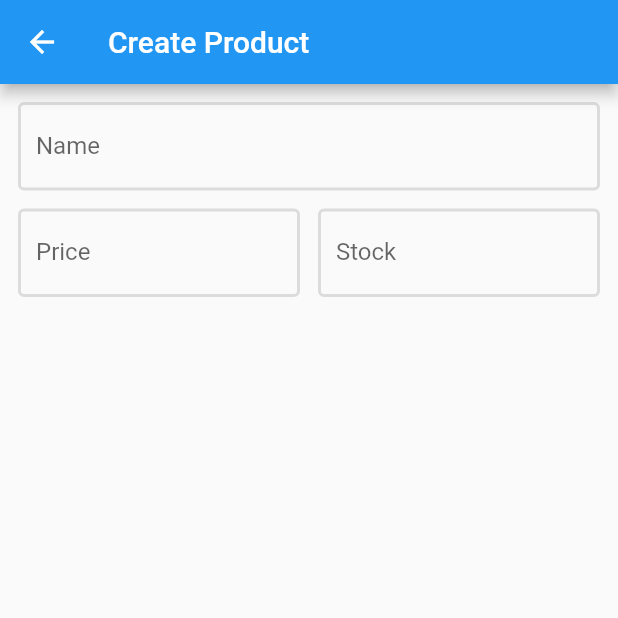
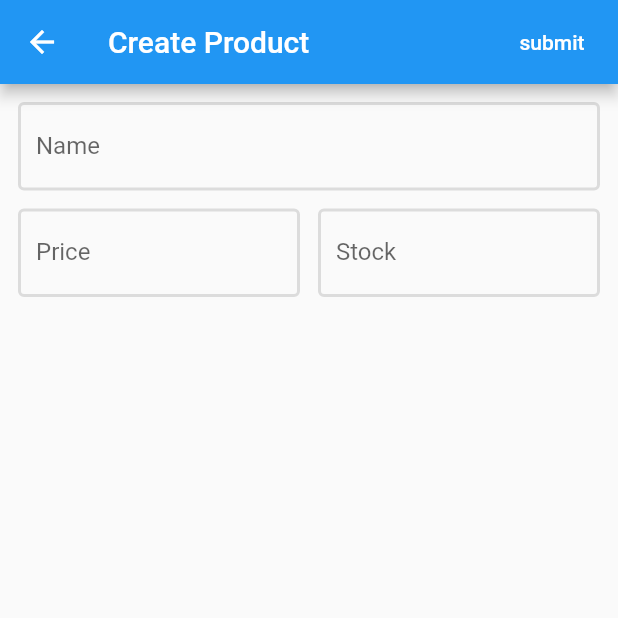
Before and after one commit to AUNG533/MyStock2, a Flutter app: the ManagementPage screen opened by its route, on a phone screen of 412 x 824 dp, the top half of it. Run offline on Flutter 3.47's test engine with Material 2 defaults, Android fonts, the phone set to English and light mode, and no system bars; our stand-ins replace another_flushbar, badges, dio, font_awesome_flutter, shared_preferences; accounts and stored records are empty.

Commit message:
Product Form part 2

```diff
--- a/lib/src/config/route.dart
+++ b/lib/src/config/route.dart
@@ -1,5 +1,5 @@
 // ignore_for_file: prefer_const_constructors
-// route.dart
+// lib/src/config/route.dart
 import 'package:flutter/material.dart';
 import 'package:my_stock/src/pages/pages.dart'; // รับ path ทังหมดมาจาก pages.dart
 
--- a/lib/src/pages/home/widgets/stock.dart
+++ b/lib/src/pages/home/widgets/stock.dart
@@ -22,7 +22,7 @@ class _StockState extends State<Stock> {
       body: buildNetwork(),
       floatingActionButton: FloatingActionButton(
         onPressed: () {
-          // ไปหน้า management สำหรับ เพิ่ม-แก่ไช-ลบ สินค้า
+          // ไปหน้า management สำหรับ เพิ่ม-แก่ไข-ลบ สินค้า
           Navigator.pushNamed(context, custom_route.Route.management);
         },
         child: const FaIcon(FontAwesomeIcons.plus),
--- a/lib/src/pages/management/management_page.dart
+++ b/lib/src/pages/management/management_page.dart
@@ -1,4 +1,6 @@
+// management_page.dart
 import 'package:flutter/material.dart';
+import 'package:my_stock/src/models/product.dart';
 
 class ManagementPage extends StatefulWidget {
   const ManagementPage({Key? key}) : super(key: key);
@@ -9,25 +11,27 @@ class ManagementPage extends StatefulWidget {
 
 class _ManagementPageState extends State<ManagementPage> {
   bool? _isEdit; // Check if the user is editing the product
+  Product? _product; // The product that the user is editing
+  final _formKey = GlobalKey<FormState>(); // The form key
 
   // Initialize the state
   @override
   initState() {
     _isEdit = false;
+    _product = Product();
     super.initState();
   }
 
   @override
   Widget build(BuildContext context) {
     return Scaffold(
-      appBar: AppBar(
-        // Create a App Bar // Set the title of the app bar
-        title: Text(_isEdit! ? 'Edit Product' : 'Create Product'),
-      ),
+      appBar: _buildAppBar(), // App Bar Method
       body: Form(
+        key: _formKey, // The form key
         child: Padding(
           padding: const EdgeInsets.all(12),
-          child: Column(children: [
+          child: Column(
+            children: [
               _buildNameInput(), // ช่องกรอกชื่อสินค้า
               const SizedBox(height: 12),
               Row(
@@ -38,9 +42,31 @@ class _ManagementPageState extends State<ManagementPage> {
                   Flexible(child: _buildStockInput()), // ช่องกรอกจำนวนสินค้า
                 ],
               ),
-          ]),
+            ],
           ),
         ),
+      ),
+    );
+  }
+
+  // Build the App Bar
+  AppBar _buildAppBar() {
+    return AppBar(
+      // Create a App Bar // Set the title of the app bar
+      title: Text(_isEdit! ? 'Edit Product' : 'Create Product'),
+      actions: [
+        // Submit Button
+        FlatButton(
+          textColor: Colors.white,
+          onPressed: () {
+            _formKey.currentState!.save(); // Save the data
+            print(_product!.name);
+            print(_product!.price.toString());
+            print(_product!.stock.toString());
+          },
+          child: const Text('submit'),
+        )
+      ],
     );
   }
 
@@ -60,15 +86,29 @@ class _ManagementPageState extends State<ManagementPage> {
   // TextFormField for the name of the product
   TextFormField _buildNameInput() => TextFormField(
         decoration: inputStyle('Name'),
+        // Save the data
+        onSaved: (String? value) {
+          _product!.name = value!.isEmpty ? '-' : value;
+        },
       );
 
   // TextFormField for the price of the product
   TextFormField _buildPriceInput() => TextFormField(
         decoration: inputStyle('Price'),
+        keyboardType: TextInputType.number, // รูบแบบแป้นพิมพ์ตัวเลข
+        // Save the data type int
+        onSaved: (String? value) {
+          _product!.price = value!.isEmpty ? 0 : int.parse(value);
+        },
       );
 
   // TextFormField for the stock of the product
   TextFormField _buildStockInput() => TextFormField(
         decoration: inputStyle('Stock'),
+        keyboardType: TextInputType.number, // รูบแบบแป้นพิมพ์ตัวเลข
+        // Save the data type int
+        onSaved: (String? value) {
+          _product!.stock = value!.isEmpty ? 0 : int.parse(value);
+        },
       );
 }
--- a/lib/src/pages/pages.dart
+++ b/lib/src/pages/pages.dart
@@ -1,4 +1,4 @@
-// pages.dart
+// lib/src/pages/pages.dart
 // ส่ง path ที่ต้องการไปยัง route.dart
 export 'home/home_page.dart';
 export 'login/login_page.dart';
```
Lines whose indentation alone changed are shown as unchanged.
